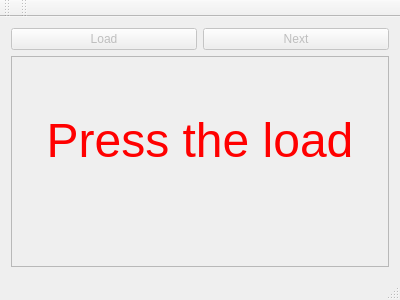
First picture: the form in 2SEM/HW8/2/mainwindow.ui, repository antongulikov/Homework, before the edit.
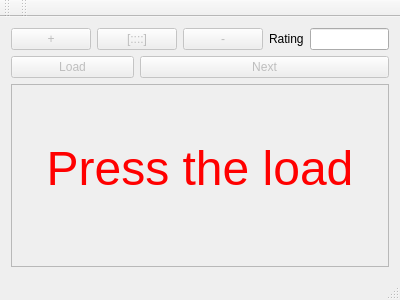
Second picture: the form after the edit.

Commit message: добавлена Rating System

The edit to the form file:
```diff
--- a/2SEM/HW8/2/mainwindow.ui
+++ b/2SEM/HW8/2/mainwindow.ui
@@ -15,7 +15,59 @@
   </property>
   <widget class="QWidget" name="centralWidget">
    <layout class="QGridLayout" name="gridLayout">
-    <item row="0" column="0">
+    <item row="0" column="0" colspan="2">
+     <layout class="QHBoxLayout" name="horizontalLayout">
+      <item>
+       <widget class="QPushButton" name="plusButton">
+        <property name="enabled">
+         <bool>false</bool>
+        </property>
+        <property name="text">
+         <string>+</string>
+        </property>
+       </widget>
+      </item>
+      <item>
+       <widget class="QPushButton" name="badButton">
+        <property name="enabled">
+         <bool>false</bool>
+        </property>
+        <property name="text">
+         <string>[::::]</string>
+        </property>
+       </widget>
+      </item>
+      <item>
+       <widget class="QPushButton" name="minusButton">
+        <property name="enabled">
+         <bool>false</bool>
+        </property>
+        <property name="text">
+         <string>-</string>
+        </property>
+       </widget>
+      </item>
+     </layout>
+    </item>
+    <item row="0" column="2">
+     <layout class="QHBoxLayout" name="horizontalLayout_2">
+      <item>
+       <widget class="QLabel" name="ratingLabel">
+        <property name="text">
+         <string>Rating</string>
+        </property>
+       </widget>
+      </item>
+      <item>
+       <widget class="QLineEdit" name="currentRatingLine">
+        <property name="readOnly">
+         <bool>true</bool>
+        </property>
+       </widget>
+      </item>
+     </layout>
+    </item>
+    <item row="1" column="0">
      <widget class="QPushButton" name="loadButton">
       <property name="enabled">
        <bool>false</bool>
@@ -25,7 +77,7 @@
       </property>
      </widget>
     </item>
-    <item row="0" column="1">
+    <item row="1" column="1" colspan="2">
      <widget class="QPushButton" name="nextButton">
       <property name="enabled">
        <bool>false</bool>
@@ -35,7 +87,7 @@
       </property>
      </widget>
     </item>
-    <item row="1" column="0" colspan="2">
+    <item row="2" column="0" colspan="3">
      <widget class="QTextEdit" name="textView">
       <property name="enabled">
        <bool>false</bool>
```
The commit also changes 4 other files.
